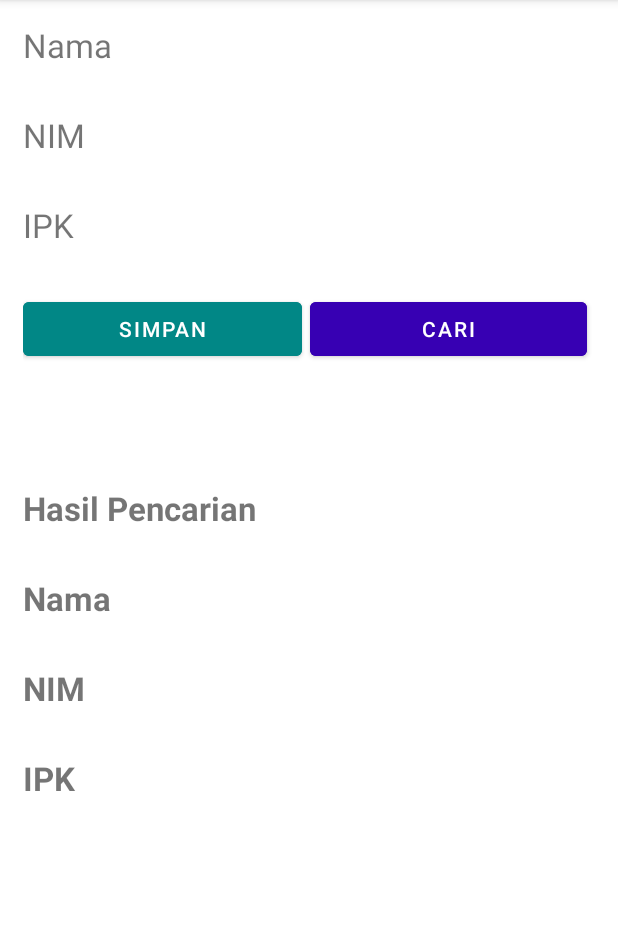
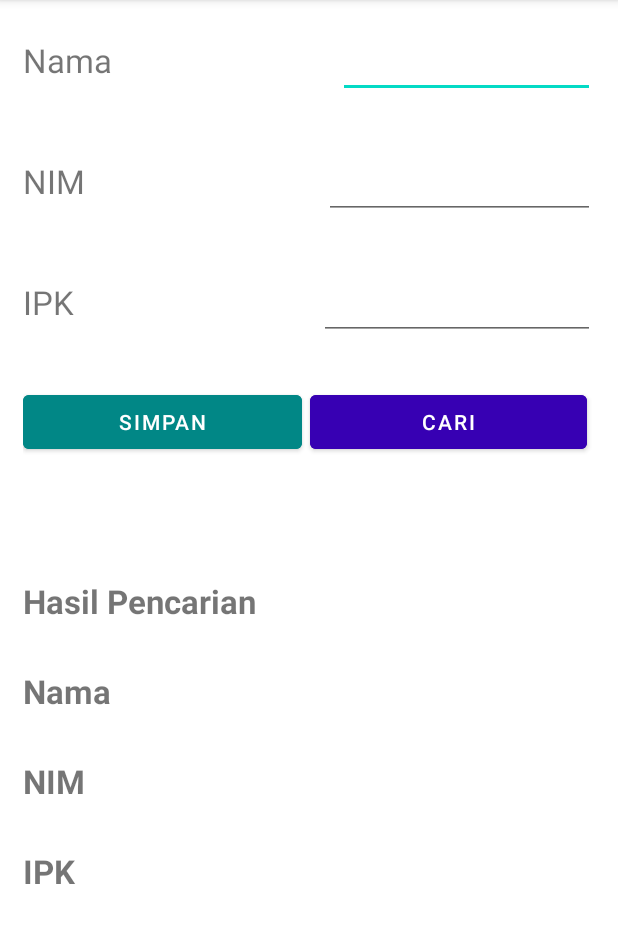
Before and after one commit to YohanesVito/Pemrograman-Perangkat-Bergerak-Berbasis-Android_71190429, an Android app: the screen it shows after launch (MainActivity), on a phone screen of 412 x 824 dp, the part 84-1027 px from its top. Run offline under Robolectric (Android 15) with nearby library versions, the phone set to English and light mode, and no system bars; our stand-ins replace Firebase (no records; nobody signed in at launch, a user with empty details on screens opened directly).

Commit message:
tambah pertemuan 11

```diff
--- a/Pertemuan11_71190429_FirebaseFirestore/app/src/main/java/com/example/pertemuan11_71190429_firebasefirestore/MainActivity.kt
+++ b/Pertemuan11_71190429_FirebaseFirestore/app/src/main/java/com/example/pertemuan11_71190429_firebasefirestore/MainActivity.kt
@@ -2,6 +2,9 @@ package com.example.pertemuan11_71190429_firebasefirestore
 
 import androidx.appcompat.app.AppCompatActivity
 import android.os.Bundle
+import android.widget.Button
+import android.widget.EditText
+import android.widget.TextView
 import com.google.firebase.firestore.FirebaseFirestore
 
 class MainActivity : AppCompatActivity() {
@@ -10,6 +13,19 @@ class MainActivity : AppCompatActivity() {
     override fun onCreate(savedInstanceState: Bundle?) {
         super.onCreate(savedInstanceState)
         setContentView(R.layout.activity_main)
+
+        val nama = findViewById<EditText>(R.id.etNama)
+        val nim = findViewById<EditText>(R.id.etNIM)
+        val ipk = findViewById<EditText>(R.id.etIPK)
+
+        val btnsimpan = findViewById<Button>(R.id.btnSimpan)
+        val btncari = findViewById<Button>(R.id.btnCari)
+
+        val hasilNama = findViewById<TextView>(R.id.tvHasilNama)
+        val hasilNIM = findViewById<TextView>(R.id.tvHasilNIM)
+        val hasilIPK = findViewById<TextView>(R.id.tvHasilIPK)
+
+
         firestore = FirebaseFirestore.getInstance()
 
     }
--- a/Pertemuan11_71190429_FirebaseFirestore/app/src/main/res/layout/activity_main.xml
+++ b/Pertemuan11_71190429_FirebaseFirestore/app/src/main/res/layout/activity_main.xml
@@ -21,12 +21,11 @@
             android:textSize="10pt"
             android:text="Nama" />
 
-        <TextView
-            android:id="@+id/tvNama"
+        <EditText
+            android:id="@+id/etNama"
             android:layout_width="wrap_content"
             android:layout_height="wrap_content"
             android:textSize="10pt"
-            android:textStyle="bold"
             android:layout_weight="1" />
     </LinearLayout>
 
@@ -44,12 +43,11 @@
             android:textSize="10pt"
             android:text="NIM" />
 
-        <TextView
-            android:id="@+id/tvNIM"
+        <EditText
+            android:id="@+id/etNIM"
             android:layout_width="wrap_content"
             android:layout_height="wrap_content"
             android:textSize="10pt"
-            android:textStyle="bold"
             android:layout_weight="1" />
     </LinearLayout>
 
@@ -67,12 +65,11 @@
             android:textSize="10pt"
             android:text="IPK" />
 
-        <TextView
-            android:id="@+id/tvIPK"
+        <EditText
+            android:id="@+id/etIPK"
             android:layout_width="wrap_content"
             android:layout_height="wrap_content"
             android:textSize="10pt"
-            android:textStyle="bold"
             android:layout_weight="1" />
     </LinearLayout>
 
```
